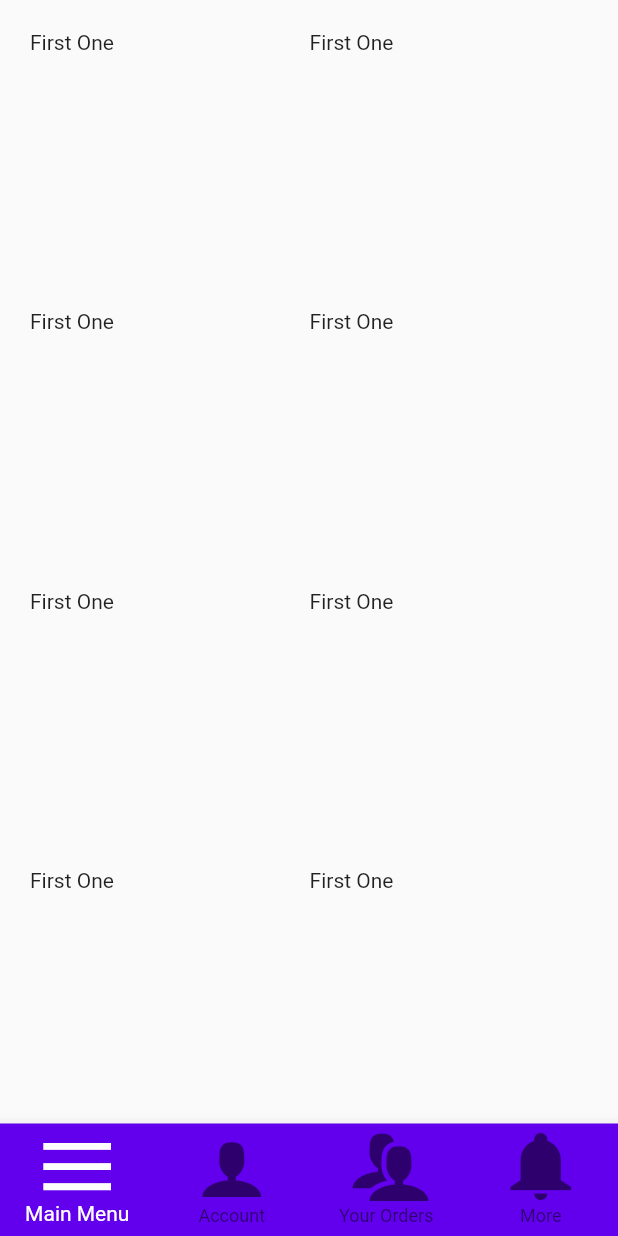
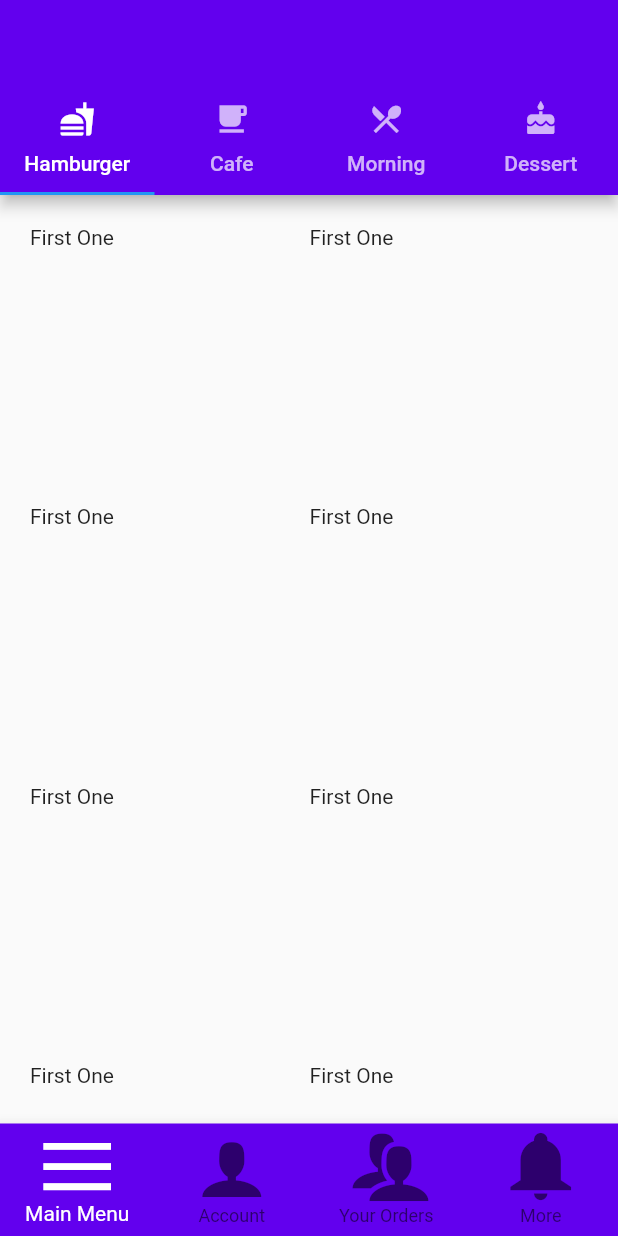
Before and after one commit to GeonwooVincentKim/Flutter-Chip-Widget-Icomoon, a Flutter app: the screen it shows after launch, on a phone screen of 412 x 824 dp. Run offline on Flutter 3.47's test engine with Material 2 defaults, Android fonts, the phone set to English and light mode, and no system bars.

Commit message:
Successfully generated TabBar for all of pages..

```diff
--- a/lib/screen/body.dart
+++ b/lib/screen/body.dart
@@ -11,20 +11,27 @@ class Body extends StatefulWidget {
   _BodyState createState() => _BodyState();
 }
 
-class _BodyState extends State<Body> {
+class _BodyState extends State<Body> with SingleTickerProviderStateMixin{
   String title;
   int pageIndex = 0;
+  TabController tabController;
   PageController _pageController = PageController(
     initialPage: 0,
     keepPage: true
   );
 
-  Widget _buildAppBar(){
+   @override
+  void initState(){
+    tabController = TabController(length: 4, vsync: this);
+    super.initState();
+  }
+
+  Widget _buildAppTapBar(){
     return AppBar(
       centerTitle: true,
       bottom: TabBar(
         tabs: _buildTabBarItem(),
-
+        controller: tabController,
       )
     );
   }
@@ -34,7 +41,7 @@ class _BodyState extends State<Body> {
       controller: _pageController,
       physics: NeverScrollableScrollPhysics(),
       children: [
-        FirstPage(pageIndex: pageIndex, pageTitle: "First Page", pageInfo: _buildBottomNavigationBar),
+        FirstPage(pageIndex: pageIndex, pageTitle: "First Page", pageInfo: _buildBottomNavigationBar, pageAppBarInfo: _buildAppTapBar),
         SecondPage(pageIndex: pageIndex, pageTitle: "Second Page", pageInfo: _buildBottomNavigationBar),
         ThirdPage(pageIndex: pageIndex, pageTitle: "Third Page", pageInfo: _buildBottomNavigationBar),
         FourthPage(pageIndex: pageIndex, pageTitle: "Fourth Page", pageInfo: _buildBottomNavigationBar)
@@ -107,7 +114,7 @@ class _BodyState extends State<Body> {
   @override
   Widget build(BuildContext context) {
     return Scaffold(
-      // appBar: _buildAppBar(),
+      appBar: _buildAppTapBar(),
       body: _buildBody(),
       bottomNavigationBar: _buildBottomNavigationBar(context),
     );
--- a/lib/screen/page/first_page.dart
+++ b/lib/screen/page/first_page.dart
@@ -5,18 +5,63 @@ class FirstPage extends StatefulWidget {
   final int pageIndex;
   final String pageTitle;
   final Function pageInfo;
+  final Function pageAppBarInfo;
 
   FirstPage({
     @required this.pageIndex,
     @required this.pageTitle,
-    @required this.pageInfo
+    @required this.pageInfo,
+    @required this.pageAppBarInfo
   });
 
   @override
   _FirstPageState createState() => _FirstPageState();
 }
 
-class _FirstPageState extends State<FirstPage> {
+class _FirstPageState extends State<FirstPage> with SingleTickerProviderStateMixin {
+  TabController _tabController;
+
+  @override
+  void initState(){
+    _tabController = TabController(length: 4, vsync: this);
+    super.initState();
+  }
+
+  Widget _buildFirstPageAppBar(){
+    return AppBar(
+      title: Text(widget.pageTitle),
+      centerTitle: true,
+      actions: [
+
+      ],
+      bottom: TabBar(
+        tabs: _buildTabBarItem(),
+        controller: _tabController
+      )
+    );
+  }
+
+  List<Tab> _buildTabBarItem(){
+    return [
+      Tab(
+        icon: Icon(Icons.fastfood),
+        text: "Hamburger"
+      ),
+      Tab(
+        icon: Icon(Icons.local_cafe),
+        text: "Cafe",
+      ),
+      Tab(
+        icon: Icon(Icons.local_dining),
+        text: "Morning"
+      ),
+      Tab(
+        icon: Icon(Icons.cake),
+        text: "Dessert"
+      )
+    ];
+  }
+
   Widget _buildFirstPageBody(){
     return Container(
       padding: EdgeInsets.all(20.0),
@@ -37,6 +82,7 @@ class _FirstPageState extends State<FirstPage> {
   @override
   Widget build(BuildContext context) {
     return Scaffold(
+      // appBar: _buildFirstPageAppBar(),
       body: _buildFirstPageBody(),
       // drawer: SideMenu(),
     );
```
